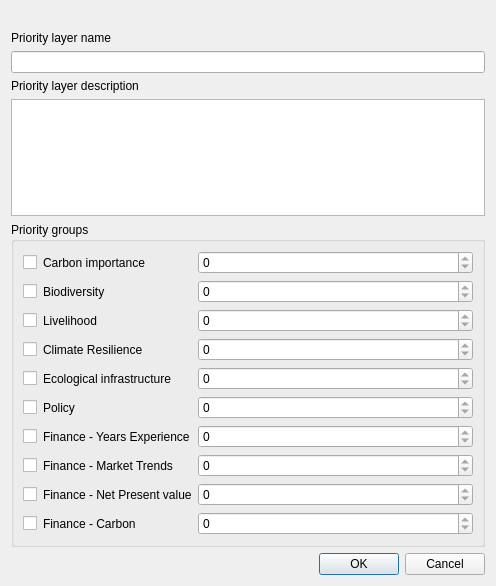
Above: src/cplus_plugin/ui/priority_layer_dialog.ui from ConservationInternational/cplus-plugin before the change. Below: the same form after it.
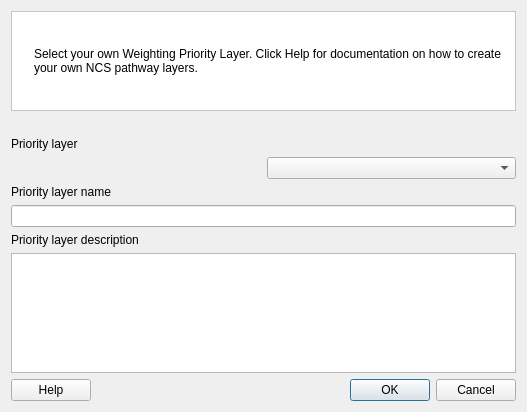
That is the form after the change. Icons and pictures are not drawn. Custom widgets are drawn as their Qt base class.

Commit message: support for priority weighting layer management

The edit to the form file:
```diff
--- a/src/cplus_plugin/ui/priority_layer_dialog.ui
+++ b/src/cplus_plugin/ui/priority_layer_dialog.ui
@@ -6,14 +6,97 @@
    <rect>
     <x>0</x>
     <y>0</y>
-    <width>496</width>
-    <height>586</height>
+    <width>527</width>
+    <height>412</height>
    </rect>
   </property>
   <property name="windowTitle">
    <string>Priority Layer Dialog</string>
   </property>
   <layout class="QVBoxLayout" name="verticalLayout">
+   <item>
+    <widget class="QFrame" name="frame">
+     <property name="sizePolicy">
+      <sizepolicy hsizetype="Preferred" vsizetype="MinimumExpanding">
+       <horstretch>0</horstretch>
+       <verstretch>0</verstretch>
+      </sizepolicy>
+     </property>
+     <property name="minimumSize">
+      <size>
+       <width>0</width>
+       <height>100</height>
+      </size>
+     </property>
+     <property name="maximumSize">
+      <size>
+       <width>16777215</width>
+       <height>100</height>
+      </size>
+     </property>
+     <property name="autoFillBackground">
+      <bool>false</bool>
+     </property>
+     <property name="styleSheet">
+      <string notr="true">background-color: rgb(255, 255, 255);</string>
+     </property>
+     <property name="frameShape">
+      <enum>QFrame::StyledPanel</enum>
+     </property>
+     <property name="frameShadow">
+      <enum>QFrame::Raised</enum>
+     </property>
+     <layout class="QHBoxLayout" name="horizontalLayout">
+      <item>
+       <widget class="QLabel" name="icon_la">
+        <property name="sizePolicy">
+         <sizepolicy hsizetype="Fixed" vsizetype="Fixed">
+          <horstretch>0</horstretch>
+          <verstretch>0</verstretch>
+         </sizepolicy>
+        </property>
+        <property name="maximumSize">
+         <size>
+          <width>91</width>
+          <height>81</height>
+         </size>
+        </property>
+        <property name="text">
+         <string/>
+        </property>
+        <property name="pixmap">
+         <pixmap>../../../../../../.designer/icons/cplus_logo.svg</pixmap>
+        </property>
+        <property name="scaledContents">
+         <bool>true</bool>
+        </property>
+       </widget>
+      </item>
+      <item>
+       <widget class="QLabel" name="label_123">
+        <property name="sizePolicy">
+         <sizepolicy hsizetype="MinimumExpanding" vsizetype="Expanding">
+          <horstretch>0</horstretch>
+          <verstretch>0</verstretch>
+         </sizepolicy>
+        </property>
+        <property name="text">
+         <string>&lt;html&gt;&lt;head/&gt;&lt;body&gt;&lt;p&gt;Select your own Weighting Priority Layer. Click Help for documentation on how to create your own NCS pathway layers.&lt;/p&gt;&lt;/body&gt;&lt;/html&gt;</string>
+        </property>
+        <property name="scaledContents">
+         <bool>false</bool>
+        </property>
+        <property name="wordWrap">
+         <bool>true</bool>
+        </property>
+        <property name="openExternalLinks">
+         <bool>true</bool>
+        </property>
+       </widget>
+      </item>
+     </layout>
+    </widget>
+   </item>
    <item>
     <spacer name="horizontalSpacer">
      <property name="orientation">
@@ -27,6 +110,23 @@
      </property>
     </spacer>
    </item>
+   <item>
+    <widget class="QLabel" name="label_13">
+     <property name="text">
+      <string>Priority layer</string>
+     </property>
+    </widget>
+   </item>
+   <item>
+    <layout class="QHBoxLayout" name="horizontalLayout_2">
+     <item>
+      <widget class="QgsFileWidget" name="map_layer_file_widget"/>
+     </item>
+     <item>
+      <widget class="QgsMapLayerComboBox" name="map_layer_box"/>
+     </item>
+    </layout>
+   </item>
    <item>
     <widget class="QLabel" name="label">
      <property name="text">
@@ -48,286 +148,48 @@
     <widget class="QTextEdit" name="layer_description"/>
    </item>
    <item>
-    <widget class="QgsCollapsibleGroupBox" name="group_box">
-     <property name="title">
-      <string>Priority groups</string>
-     </property>
-     <layout class="QGridLayout" name="gridLayout">
-      <item row="3" column="1">
-       <widget class="QLabel" name="label_6">
-        <property name="text">
-         <string>Climate Resilience</string>
-        </property>
-       </widget>
-      </item>
-      <item row="6" column="1">
-       <widget class="QLabel" name="label_9">
-        <property name="text">
-         <string>Finance - Years Experience</string>
-        </property>
-       </widget>
-      </item>
-      <item row="0" column="1">
-       <widget class="QLabel" name="label_3">
-        <property name="sizePolicy">
-         <sizepolicy hsizetype="Fixed" vsizetype="Preferred">
-          <horstretch>0</horstretch>
-          <verstretch>0</verstretch>
-         </sizepolicy>
-        </property>
-        <property name="text">
-         <string>Carbon importance</string>
-        </property>
-       </widget>
-      </item>
-      <item row="1" column="1">
-       <widget class="QLabel" name="label_4">
-        <property name="text">
-         <string>Biodiversity</string>
-        </property>
-       </widget>
-      </item>
-      <item row="9" column="1">
-       <widget class="QLabel" name="label_12">
-        <property name="text">
-         <string>Finance - Carbon</string>
-        </property>
-       </widget>
-      </item>
-      <item row="9" column="2">
-       <widget class="QgsSpinBox" name="finance_carbon_box">
-        <property name="readOnly">
-         <bool>true</bool>
-        </property>
-        <property name="maximum">
-         <number>100</number>
-        </property>
-       </widget>
-      </item>
-      <item row="7" column="2">
-       <widget class="QgsSpinBox" name="finance_market_box">
-        <property name="readOnly">
-         <bool>true</bool>
-        </property>
-        <property name="maximum">
-         <number>100</number>
-        </property>
-       </widget>
-      </item>
-      <item row="0" column="0">
-       <widget class="QCheckBox" name="carbon_importance_chk">
-        <property name="sizePolicy">
-         <sizepolicy hsizetype="Fixed" vsizetype="Fixed">
-          <horstretch>0</horstretch>
-          <verstretch>0</verstretch>
-         </sizepolicy>
-        </property>
-        <property name="text">
-         <string/>
-        </property>
-       </widget>
-      </item>
-      <item row="5" column="1">
-       <widget class="QLabel" name="label_8">
-        <property name="text">
-         <string>Policy</string>
-        </property>
-       </widget>
-      </item>
-      <item row="8" column="1">
-       <widget class="QLabel" name="label_11">
-        <property name="text">
-         <string>Finance - Net Present value</string>
-        </property>
-       </widget>
-      </item>
-      <item row="3" column="2">
-       <widget class="QgsSpinBox" name="climate_resilience_box">
-        <property name="readOnly">
-         <bool>true</bool>
-        </property>
-        <property name="maximum">
-         <number>100</number>
-        </property>
-       </widget>
-      </item>
-      <item row="2" column="2">
-       <widget class="QgsSpinBox" name="livelihood_box">
-        <property name="readOnly">
-         <bool>true</bool>
-        </property>
-        <property name="maximum">
-         <number>100</number>
-        </property>
-       </widget>
-      </item>
-      <item row="0" column="2">
-       <widget class="QgsSpinBox" name="carbon_importance_box">
-        <property name="readOnly">
-         <bool>true</bool>
-        </property>
-        <property name="maximum">
-         <number>100</number>
-        </property>
-       </widget>
-      </item>
-      <item row="6" column="2">
-       <widget class="QgsSpinBox" name="finance_experience_box">
-        <property name="readOnly">
-         <bool>true</bool>
-        </property>
-        <property name="maximum">
-         <number>100</number>
-        </property>
-       </widget>
-      </item>
-      <item row="8" column="2">
-       <widget class="QgsSpinBox" name="finance_present_value_box">
-        <property name="readOnly">
-         <bool>true</bool>
-        </property>
-        <property name="maximum">
-         <number>100</number>
-        </property>
-       </widget>
-      </item>
-      <item row="4" column="1">
-       <widget class="QLabel" name="label_7">
-        <property name="text">
-         <string>Ecological infrastructure</string>
-        </property>
-       </widget>
-      </item>
-      <item row="5" column="2">
-       <widget class="QgsSpinBox" name="policy_box">
-        <property name="readOnly">
-         <bool>true</bool>
-        </property>
-        <property name="maximum">
-         <number>100</number>
-        </property>
-       </widget>
-      </item>
-      <item row="1" column="2">
-       <widget class="QgsSpinBox" name="biodiversity_box">
-        <property name="readOnly">
-         <bool>true</bool>
-        </property>
-        <property name="maximum">
-         <number>100</number>
-        </property>
-       </widget>
-      </item>
-      <item row="4" column="2">
-       <widget class="QgsSpinBox" name="ecological_box">
-        <property name="readOnly">
-         <bool>true</bool>
-        </property>
-        <property name="maximum">
-         <number>100</number>
-        </property>
-       </widget>
-      </item>
-      <item row="2" column="1">
-       <widget class="QLabel" name="label_5">
-        <property name="text">
-         <string>Livelihood</string>
-        </property>
-       </widget>
-      </item>
-      <item row="7" column="1">
-       <widget class="QLabel" name="label_10">
-        <property name="text">
-         <string>Finance - Market Trends</string>
-        </property>
-       </widget>
-      </item>
-      <item row="1" column="0">
-       <widget class="QCheckBox" name="biodiversity_chk">
-        <property name="text">
-         <string/>
-        </property>
-       </widget>
-      </item>
-      <item row="2" column="0">
-       <widget class="QCheckBox" name="livelihood_chk">
-        <property name="text">
-         <string/>
-        </property>
-       </widget>
-      </item>
-      <item row="3" column="0">
-       <widget class="QCheckBox" name="climate_resilience_chk">
-        <property name="text">
-         <string/>
-        </property>
-       </widget>
-      </item>
-      <item row="4" column="0">
-       <widget class="QCheckBox" name="ecological_chk">
-        <property name="text">
-         <string/>
-        </property>
-       </widget>
-      </item>
-      <item row="5" column="0">
-       <widget class="QCheckBox" name="policy_chk">
-        <property name="text">
-         <string/>
-        </property>
-       </widget>
-      </item>
-      <item row="6" column="0">
-       <widget class="QCheckBox" name="finance_experience_chk">
-        <property name="text">
-         <string/>
-        </property>
-       </widget>
-      </item>
-      <item row="7" column="0">
-       <widget class="QCheckBox" name="finance_market_chk">
-        <property name="text">
-         <string/>
-        </property>
-       </widget>
-      </item>
-      <item row="8" column="0">
-       <widget class="QCheckBox" name="finance_present_value_chk">
-        <property name="text">
-         <string/>
-        </property>
-       </widget>
-      </item>
-      <item row="9" column="0">
-       <widget class="QCheckBox" name="finance_carbon_chk">
-        <property name="text">
-         <string/>
-        </property>
-       </widget>
-      </item>
-     </layout>
-    </widget>
-   </item>
-   <item>
-    <widget class="QDialogButtonBox" name="button_box">
-     <property name="standardButtons">
-      <set>QDialogButtonBox::Cancel|QDialogButtonBox::Ok</set>
-     </property>
-    </widget>
+    <layout class="QHBoxLayout" name="horizontalLayout_3">
+     <item>
+      <widget class="QPushButton" name="btn_help">
+       <property name="text">
+        <string>Help</string>
+       </property>
+      </widget>
+     </item>
+     <item>
+      <spacer name="horizontalSpacer_2">
+       <property name="orientation">
+        <enum>Qt::Horizontal</enum>
+       </property>
+       <property name="sizeHint" stdset="0">
+        <size>
+         <width>198</width>
+         <height>20</height>
+        </size>
+       </property>
+      </spacer>
+     </item>
+     <item>
+      <widget class="QDialogButtonBox" name="button_box">
+       <property name="standardButtons">
+        <set>QDialogButtonBox::Cancel|QDialogButtonBox::Ok</set>
+       </property>
+      </widget>
+     </item>
+    </layout>
    </item>
   </layout>
  </widget>
  <customwidgets>
   <customwidget>
-   <class>QgsCollapsibleGroupBox</class>
-   <extends>QGroupBox</extends>
-   <header>qgscollapsiblegroupbox.h</header>
-   <container>1</container>
+   <class>QgsFileWidget</class>
+   <extends>QWidget</extends>
+   <header>qgsfilewidget.h</header>
   </customwidget>
   <customwidget>
-   <class>QgsSpinBox</class>
-   <extends>QSpinBox</extends>
-   <header>qgsspinbox.h</header>
+   <class>QgsMapLayerComboBox</class>
+   <extends>QComboBox</extends>
+   <header>qgsmaplayercombobox.h</header>
   </customwidget>
  </customwidgets>
  <resources/>
```
The commit also changes 4 other files.
